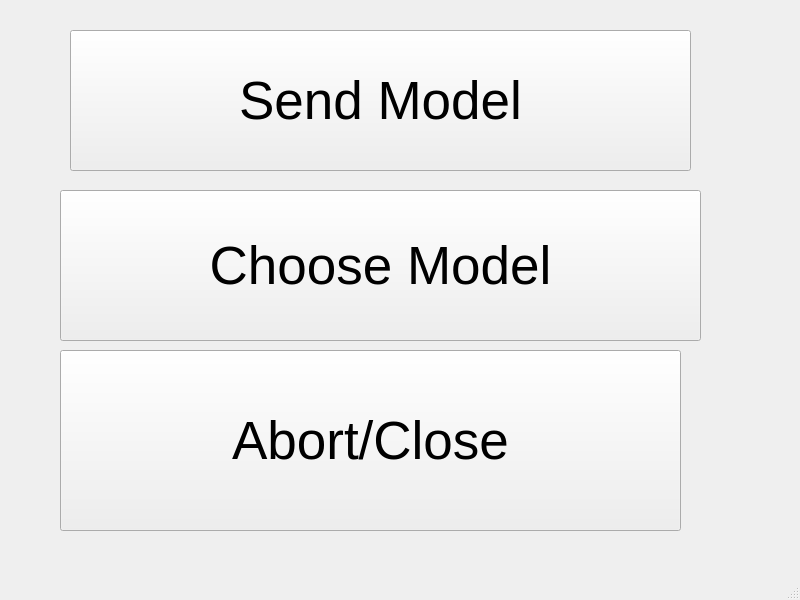
Above: Greyform-linux/Python_Application/UI_Design/mainframe.ui from mokzhizhuan/GreyForm_UIs before the change. Below: the same form after it.
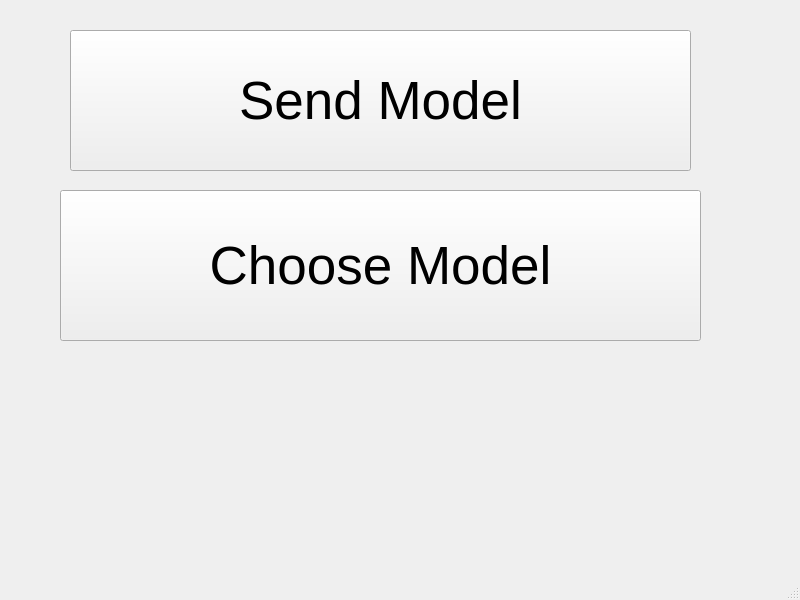
That is the form after the change. The open tabs and pages were chosen to show the change.

```diff
--- a/Greyform-linux/Python_Application/UI_Design/mainframe.ui
+++ b/Greyform-linux/Python_Application/UI_Design/mainframe.ui
@@ -456,30 +456,6 @@
        <string>Send Model</string>
       </property>
      </widget>
-     <widget class="QPushButton" name="CloseButton">
-      <property name="geometry">
-       <rect>
-        <x>60</x>
-        <y>350</y>
-        <width>621</width>
-        <height>181</height>
-       </rect>
-      </property>
-      <property name="sizePolicy">
-       <sizepolicy hsizetype="Minimum" vsizetype="MinimumExpanding">
-        <horstretch>0</horstretch>
-        <verstretch>0</verstretch>
-       </sizepolicy>
-      </property>
-      <property name="font">
-       <font>
-        <pointsize>40</pointsize>
-       </font>
-      </property>
-      <property name="text">
-       <string>Abort/Close</string>
-      </property>
-     </widget>
      <widget class="QPushButton" name="ChooseButton">
       <property name="geometry">
        <rect>
```
Left out of the diff: 47 changed lines with no effect on the pictures.
